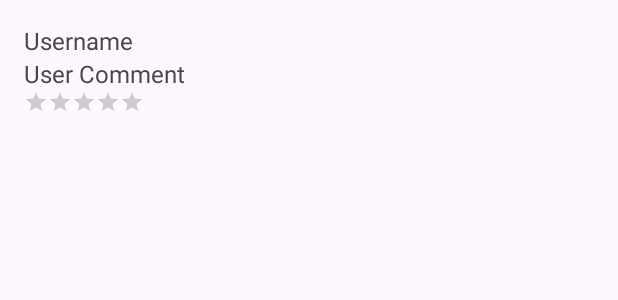
After one commit to MustafaTimbawala/B07GR12, an Android app: the layout feedback_item.xml on its own in the app's theme, with its tools: preview values and no code run, on a phone screen of 412 x 824 dp. The commit adds this screen. Shown: the top 300 px of the screen. Run offline under Robolectric (Android 15) with nearby library versions, the phone set to English and light mode, and no system bars.

Commit message:
Feedback Stuff final - user story 6 + 9

```diff
--- /dev/null
+++ b/app/src/main/res/layout/feedback_item.xml
@@ -0,0 +1,30 @@
+<?xml version="1.0" encoding="utf-8"?>
+<LinearLayout xmlns:android="http://schemas.android.com/apk/res/android"
+    android:layout_width="match_parent"
+    android:layout_height="wrap_content"
+    android:orientation="vertical"
+    android:padding="16dp">
+
+    <TextView
+        android:id="@+id/usernameTextView"
+        android:layout_width="match_parent"
+        android:layout_height="wrap_content"
+        android:text="Username"
+        android:textSize="16sp"/>
+
+    <TextView
+        android:id="@+id/commentBox"
+        android:layout_width="match_parent"
+        android:layout_height="wrap_content"
+        android:text="User Comment"
+        android:textSize="16sp"/>
+
+    <RatingBar
+        android:id="@+id/feedBackBar"
+        style="?android:attr/ratingBarStyleSmall"
+        android:layout_width="wrap_content"
+        android:layout_height="wrap_content"
+        android:numStars="5"
+        android:stepSize="0.1"
+        android:isIndicator="true"/>
+</LinearLayout>
```
Also changed, not shown: app/src/main/java/com/example/b07project/Feedback.java (+26 -6 lines), app/src/main/java/com/example/b07project/FeedbackAdapter.java (added, +53 -0 lines), app/src/main/java/com/example/b07project/ViewFeedbackFragment.java (+67 -20 lines), app/src/main/res/layout/fragment_view_feedback.xml (+40 -6 lines).
